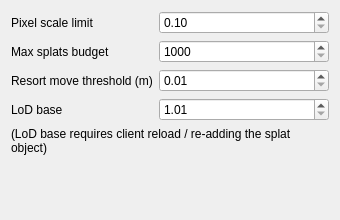
Qt form gui_client/GaussianSplatSettingsWidget.ui (russiaman/substrata_robo) before a commit.
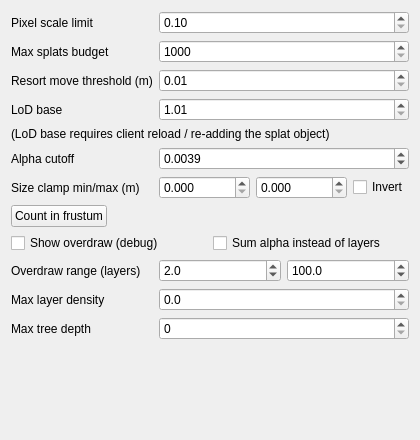
The same form after that commit.

Commit message: gaussian splats: add overdraw diagnostics and fill-rate tuning controls

What changed in the file:
```diff
--- a/gui_client/GaussianSplatSettingsWidget.ui
+++ b/gui_client/GaussianSplatSettingsWidget.ui
@@ -7,7 +7,7 @@
     <x>0</x>
     <y>0</y>
     <width>340</width>
-    <height>220</height>
+    <height>440</height>
    </rect>
   </property>
   <property name="windowTitle">
@@ -137,7 +137,294 @@
      </property>
     </widget>
    </item>
-   <item row="5" column="0" colspan="2">
+   <item row="5" column="0">
+    <widget class="QLabel" name="alphaCutoffLabel">
+     <property name="text">
+      <string>Alpha cutoff</string>
+     </property>
+     <property name="toolTip">
+      <string>Per-splat quad radius is cut to exactly where its alpha decays to this value, instead of a fixed 3-sigma bound - lossless at the default (1/255 = 0.0039, matches the fragment shader's own discard), trims low-opacity splats' quads further above that (less overdraw, at the cost of their faintest edge). Applies live.</string>
+     </property>
+    </widget>
+   </item>
+   <item row="5" column="1">
+    <widget class="QDoubleSpinBox" name="alphaCutoffDoubleSpinBox">
+     <property name="toolTip">
+      <string>Per-splat quad radius is cut to exactly where its alpha decays to this value, instead of a fixed 3-sigma bound - lossless at the default (1/255 = 0.0039, matches the fragment shader's own discard), trims low-opacity splats' quads further above that (less overdraw, at the cost of their faintest edge). Applies live.</string>
+     </property>
+     <property name="decimals">
+      <number>4</number>
+     </property>
+     <property name="minimum">
+      <double>0.000100000000000</double>
+     </property>
+     <property name="maximum">
+      <double>0.500000000000000</double>
+     </property>
+     <property name="singleStep">
+      <double>0.001000000000000</double>
+     </property>
+     <property name="value">
+      <double>0.003900000000000</double>
+     </property>
+    </widget>
+   </item>
+   <item row="6" column="0">
+    <widget class="QLabel" name="sizeClampLabel">
+     <property name="text">
+      <string>Size clamp min/max (m)</string>
+     </property>
+     <property name="toolTip">
+      <string>Debug tool for locating abnormally large/degenerate splats (e.g. under-reconstructed scene edges). Hides any splat whose feature size (2 x its largest scale axis, in metres) falls outside [min, max]. 0 disables that bound (same "0 = unlimited" convention as the Splats list search radius) - default (0, 0) has no effect. Applies live.</string>
+     </property>
+    </widget>
+   </item>
+   <item row="6" column="1">
+    <widget class="QWidget" name="sizeClampWidget" native="true">
+     <layout class="QHBoxLayout" name="sizeClampHorizontalLayout">
+      <property name="leftMargin">
+       <number>0</number>
+      </property>
+      <property name="topMargin">
+       <number>0</number>
+      </property>
+      <property name="rightMargin">
+       <number>0</number>
+      </property>
+      <property name="bottomMargin">
+       <number>0</number>
+      </property>
+      <item>
+       <widget class="QDoubleSpinBox" name="sizeClampMinDoubleSpinBox">
+        <property name="toolTip">
+         <string>Splats with feature size below this (metres) are hidden. Applies live. 0 = no lower cull.</string>
+        </property>
+        <property name="decimals">
+         <number>3</number>
+        </property>
+        <property name="minimum">
+         <double>0.000000000000000</double>
+        </property>
+        <property name="maximum">
+         <double>1000000.000000000000000</double>
+        </property>
+        <property name="singleStep">
+         <double>0.10000000000000001</double>
+        </property>
+       </widget>
+      </item>
+      <item>
+       <widget class="QDoubleSpinBox" name="sizeClampMaxDoubleSpinBox">
+        <property name="toolTip">
+         <string>Splats with feature size above this (metres) are hidden. Applies live. 0 (default) = no upper cull.</string>
+        </property>
+        <property name="decimals">
+         <number>3</number>
+        </property>
+        <property name="minimum">
+         <double>0.000000000000000</double>
+        </property>
+        <property name="maximum">
+         <double>1000000.000000000000000</double>
+        </property>
+        <property name="singleStep">
+         <double>0.10000000000000001</double>
+        </property>
+       </widget>
+      </item>
+      <item>
+       <widget class="QCheckBox" name="sizeClampInvertCheckBox">
+        <property name="text">
+         <string>Invert</string>
+        </property>
+        <property name="toolTip">
+         <string>Unchecked (default): hide splats outside [min, max] - isolate a size range. Checked: hide splats inside [min, max] instead - exclude a size range, leaving the rest of the cloud untouched. No effect while both bounds are 0.</string>
+        </property>
+       </widget>
+      </item>
+     </layout>
+    </widget>
+   </item>
+   <item row="7" column="0">
+    <widget class="QPushButton" name="countInFrustumPushButton">
+     <property name="text">
+      <string>Count in frustum</string>
+     </property>
+     <property name="toolTip">
+      <string>One-off count (not live) of splats that are both in the camera's current view frustum and pass the size clamp above (respecting Invert). If the clamp is disabled (0/0), counts every in-frustum splat.</string>
+     </property>
+    </widget>
+   </item>
+   <item row="7" column="1">
+    <widget class="QLabel" name="countInFrustumResultLabel">
+     <property name="text">
+      <string></string>
+     </property>
+    </widget>
+   </item>
+   <item row="8" column="0" colspan="2">
+    <widget class="QWidget" name="showOverdrawWidget" native="true">
+     <layout class="QHBoxLayout" name="showOverdrawHorizontalLayout">
+      <property name="leftMargin">
+       <number>0</number>
+      </property>
+      <property name="topMargin">
+       <number>0</number>
+      </property>
+      <property name="rightMargin">
+       <number>0</number>
+      </property>
+      <property name="bottomMargin">
+       <number>0</number>
+      </property>
+      <item>
+       <widget class="QCheckBox" name="showOverdrawCheckBox">
+        <property name="text">
+         <string>Show overdraw (debug)</string>
+        </property>
+        <property name="toolTip">
+         <string>Replaces splat colour with a flat additive red increment per surviving fragment, burning out brighter where many splats overlap on the same pixel - visualises depth complexity (blend layers per pixel) directly, which is what drives blend cost, rather than raw splat count. Applies live.</string>
+        </property>
+       </widget>
+      </item>
+      <item>
+       <widget class="QCheckBox" name="overdrawSumAlphaCheckBox">
+        <property name="text">
+         <string>Sum alpha instead of layers</string>
+        </property>
+        <property name="toolTip">
+         <string>Accumulates each fragment's alpha rather than a flat 1.0, so the ramp shows total accumulated alpha per pixel instead of a layer count (set the range below accordingly - alpha sums are far smaller numbers than layer counts). Read against the layer count from the same spot, this sizes up a front-to-back transmittance cutoff, the early-out a hardware blend pipeline cannot do per-fragment: the share of fragment work such a cutoff could skip is roughly (summed alpha) / 5.5. Hundreds of layers with a small alpha sum means near-threshold splats a cutoff would never reach - that case needs pruning, not early-out. No effect unless "Show overdraw" is ticked. Applies live.</string>
+        </property>
+       </widget>
+      </item>
+     </layout>
+    </widget>
+   </item>
+   <item row="9" column="0">
+    <widget class="QLabel" name="overdrawRangeLabel">
+     <property name="text">
+      <string>Overdraw range (layers)</string>
+     </property>
+     <property name="toolTip">
+      <string>Layer-count range the overdraw ramp above maps to blue (min) .. green (midpoint) .. red (max). E.g. [2, 100]: pixels with 2 or fewer overlapping splats are solid blue, 100+ are solid red, in between fades smoothly. Applies live.</string>
+     </property>
+    </widget>
+   </item>
+   <item row="9" column="1">
+    <widget class="QWidget" name="overdrawRangeWidget" native="true">
+     <layout class="QHBoxLayout" name="overdrawRangeHorizontalLayout">
+      <property name="leftMargin">
+       <number>0</number>
+      </property>
+      <property name="topMargin">
+       <number>0</number>
+      </property>
+      <property name="rightMargin">
+       <number>0</number>
+      </property>
+      <property name="bottomMargin">
+       <number>0</number>
+      </property>
+      <item>
+       <widget class="QDoubleSpinBox" name="overdrawRangeMinDoubleSpinBox">
+        <property name="toolTip">
+         <string>Layer count that maps to solid blue.</string>
+        </property>
+        <property name="decimals">
+         <number>1</number>
+        </property>
+        <property name="minimum">
+         <double>0.000000000000000</double>
+        </property>
+        <property name="maximum">
+         <double>1000000.000000000000000</double>
+        </property>
+        <property name="singleStep">
+         <double>1.000000000000000</double>
+        </property>
+        <property name="value">
+         <double>2.000000000000000</double>
+        </property>
+       </widget>
+      </item>
+      <item>
+       <widget class="QDoubleSpinBox" name="overdrawRangeMaxDoubleSpinBox">
+        <property name="toolTip">
+         <string>Layer count that maps to solid red.</string>
+        </property>
+        <property name="decimals">
+         <number>1</number>
+        </property>
+        <property name="minimum">
+         <double>0.000000000000000</double>
+        </property>
+        <property name="maximum">
+         <double>1000000.000000000000000</double>
+        </property>
+        <property name="singleStep">
+         <double>1.000000000000000</double>
+        </property>
+        <property name="value">
+         <double>100.000000000000000</double>
+        </property>
+       </widget>
+      </item>
+     </layout>
+    </widget>
+   </item>
+   <item row="10" column="0">
+    <widget class="QLabel" name="maxLayerDensityLabel">
+     <property name="text">
+      <string>Max layer density</string>
+     </property>
+     <property name="toolTip">
+      <string>Caps LoD traversal: a node estimated to be this dense with overdraw (see the "Show overdraw" ramp above - the same layer-count scale) is kept as its own merged approximation rather than refined further, regardless of pixel scale limit. Use the overdraw view to find a problem area's layer count, then set this a bit below it. 0 = disabled (no effect on the visualisation above - only on real rendering). Applies live, on the next camera movement.</string>
+     </property>
+    </widget>
+   </item>
+   <item row="10" column="1">
+    <widget class="QDoubleSpinBox" name="maxLayerDensityDoubleSpinBox">
+     <property name="toolTip">
+      <string>Caps LoD traversal: a node estimated to be this dense with overdraw (see the "Show overdraw" ramp above - the same layer-count scale) is kept as its own merged approximation rather than refined further, regardless of pixel scale limit. Use the overdraw view to find a problem area's layer count, then set this a bit below it. 0 = disabled (no effect on the visualisation above - only on real rendering). Applies live, on the next camera movement.</string>
+     </property>
+     <property name="decimals">
+      <number>1</number>
+     </property>
+     <property name="minimum">
+      <double>0.000000000000000</double>
+     </property>
+     <property name="maximum">
+      <double>1000000.000000000000000</double>
+     </property>
+     <property name="singleStep">
+      <double>1.000000000000000</double>
+     </property>
+    </widget>
+   </item>
+   <item row="11" column="0">
+    <widget class="QLabel" name="maxTreeDepthLabel">
+     <property name="text">
+      <string>Max tree depth</string>
+     </property>
+     <property name="toolTip">
+      <string>Hard global ceiling on how many levels traversal may unfold from the tree root, everywhere in the world - independent of pixel scale limit / max layer density / max splats budget. A node at this depth is always kept as its own merged approximation, never refined further. 0 = disabled (no ceiling). Applies live, on the next camera movement.</string>
+     </property>
+    </widget>
+   </item>
+   <item row="11" column="1">
+    <widget class="QSpinBox" name="maxTreeDepthSpinBox">
+     <property name="toolTip">
+      <string>Hard global ceiling on how many levels traversal may unfold from the tree root, everywhere in the world - independent of pixel scale limit / max layer density / max splats budget. A node at this depth is always kept as its own merged approximation, never refined further. 0 = disabled (no ceiling). Applies live, on the next camera movement.</string>
+     </property>
+     <property name="minimum">
+      <number>0</number>
+     </property>
+     <property name="maximum">
+      <number>1000</number>
+     </property>
+    </widget>
+   </item>
+   <item row="12" column="0" colspan="2">
     <spacer name="verticalSpacer">
      <property name="orientation">
       <enum>Qt::Vertical</enum>
```
The commit also changes 4 other files.
